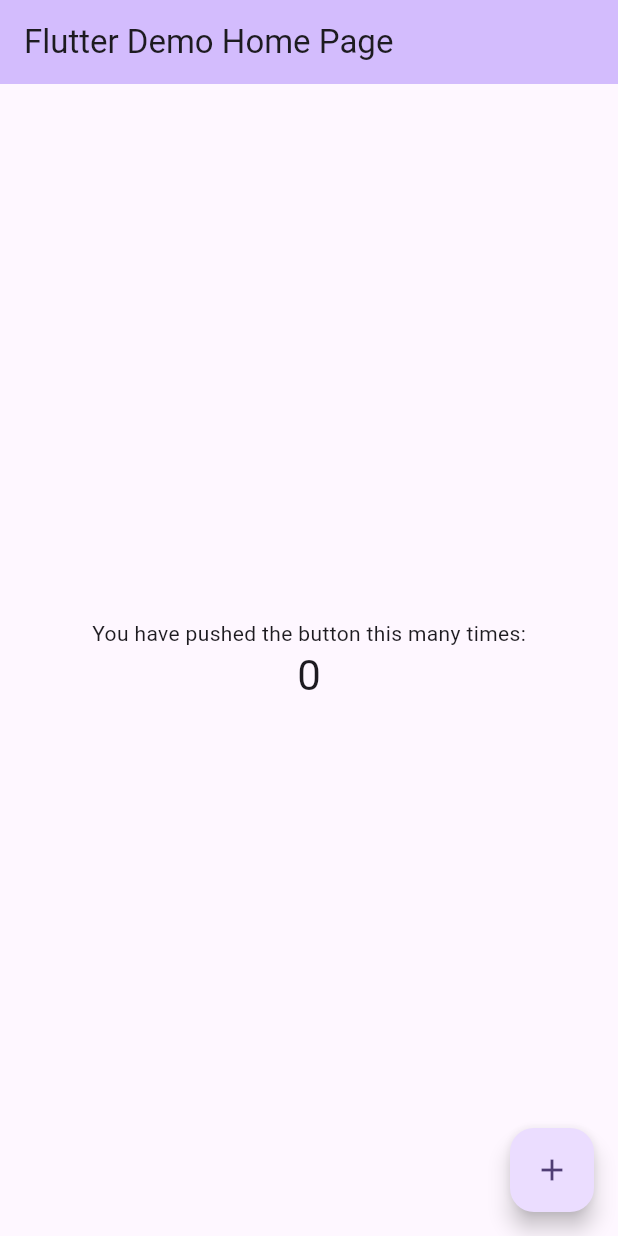
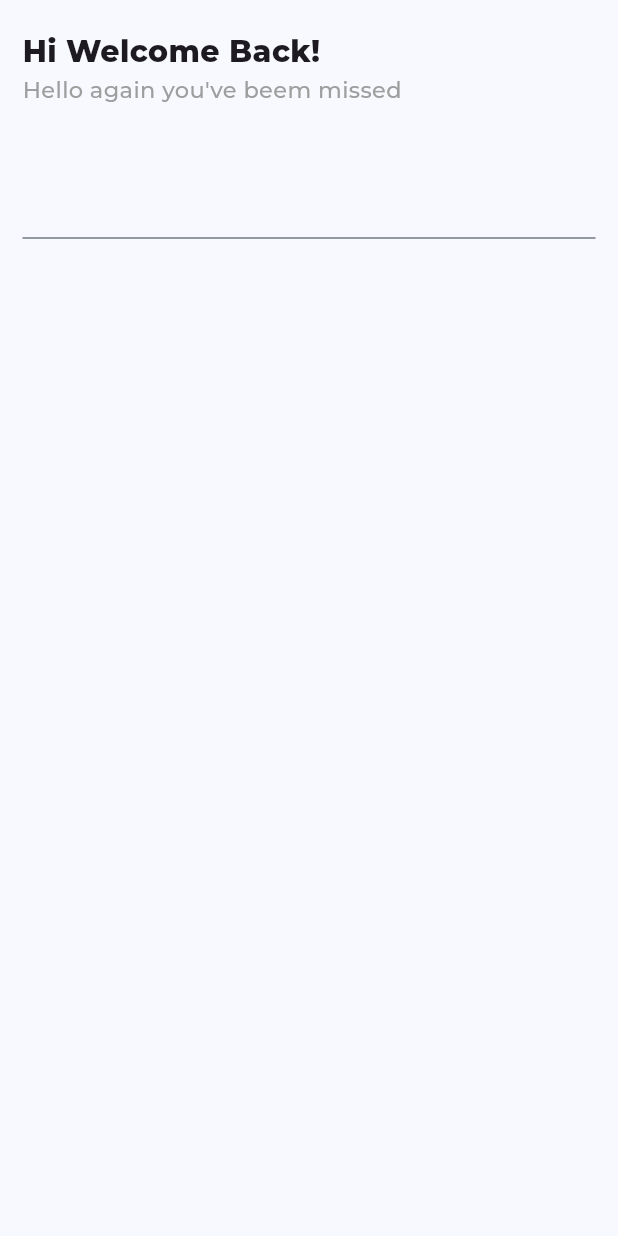
Before and after one commit to kartikpachori/Chat_App, a Flutter app: the screen it shows after launch, on a phone screen of 412 x 824 dp. Run offline on Flutter 3.47's test engine with Material 3 defaults, Android fonts, the phone set to English and light mode, and no system bars; our stand-ins replace firebase_analytics, firebase_core, google_fonts; accounts and stored records are empty.

Commit message:
loginpage

```diff
--- /dev/null
+++ b/lib/Widgets/custom_form_field.dart
@@ -0,0 +1,10 @@
+import 'package:flutter/material.dart';
+
+class CustomFormField extends StatelessWidget {
+  const CustomFormField({super.key});
+
+  @override
+  Widget build(BuildContext context) {
+    return TextFormField();
+  }
+}
--- a/lib/main.dart
+++ b/lib/main.dart
@@ -1,7 +1,17 @@
+import 'package:chatapp/pages/login_page.dart';
+import 'package:chatapp/utils.dart';
+import 'package:firebase_analytics/firebase_analytics.dart';
 import 'package:flutter/material.dart';
+import 'package:google_fonts/google_fonts.dart';
 
-void main() {
+void main() async {
+  await setup();
   runApp(const MyApp());
+}
+
+Future<void> setup() async {
+  WidgetsFlutterBinding.ensureInitialized();
+  await setupFirebase();
 }
 
 class MyApp extends StatelessWidget {
@@ -9,56 +19,14 @@ class MyApp extends StatelessWidget {
   @override
   Widget build(BuildContext context) {
     return MaterialApp(
-      title: 'Flutter Demo',
+      debugShowCheckedModeBanner: false,
+      title: 'Chat App',
       theme: ThemeData(
-        colorScheme: ColorScheme.fromSeed(seedColor: Colors.deepPurple),
+        colorScheme: ColorScheme.fromSeed(seedColor: Colors.blue),
         useMaterial3: true,
+        textTheme: GoogleFonts.montserratTextTheme(),
       ),
-      home: const MyHomePage(title: 'Flutter Demo Home Page'),
+      home: LoginPage(),
     );
   }
 }
-
-class MyHomePage extends StatefulWidget {
-  const MyHomePage({super.key, required this.title});
-  final String title;
-  @override
-  State<MyHomePage> createState() => _MyHomePageState();
-}
-
-class _MyHomePageState extends State<MyHomePage> {
-  int _counter = 0;
-
-  void _incrementCounter() {
-    setState(() {});
-  }
-
-  @override
-  Widget build(BuildContext context) {
-    return Scaffold(
-      appBar: AppBar(
-        backgroundColor: Theme.of(context).colorScheme.inversePrimary,
-        title: Text(widget.title),
-      ),
-      body: Center(
-        child: Column(
-          mainAxisAlignment: MainAxisAlignment.center,
-          children: <Widget>[
-            const Text(
-              'You have pushed the button this many times:',
-            ),
-            Text(
-              '$_counter',
-              style: Theme.of(context).textTheme.headlineMedium,
-            ),
-          ],
-        ),
-      ),
-      floatingActionButton: FloatingActionButton(
-        onPressed: _incrementCounter,
-        tooltip: 'Increment',
-        child: const Icon(Icons.add),
-      ),
-    );
-  }
-}
--- /dev/null
+++ b/lib/pages/login_page.dart
@@ -0,0 +1,79 @@
+import 'package:chatapp/Widgets/custom_form_field.dart';
+import 'package:flutter/material.dart';
+import 'package:flutter/widgets.dart';
+
+class LoginPage extends StatefulWidget {
+  const LoginPage({super.key});
+
+  @override
+  State<LoginPage> createState() => _LoginPageState();
+}
+
+class _LoginPageState extends State<LoginPage> {
+  @override
+  Widget build(BuildContext context) {
+    return Scaffold(
+      resizeToAvoidBottomInset: false,
+      body: _buildUI(),
+    );
+  }
+
+  Widget _buildUI() {
+    Widget _headerText() {
+      return SizedBox(
+        width: MediaQuery.sizeOf(context).width,
+        child: const Column(
+          mainAxisSize: MainAxisSize.max,
+          mainAxisAlignment: MainAxisAlignment.start,
+          crossAxisAlignment: CrossAxisAlignment.start,
+          children: [
+            Text(
+              "Hi Welcome Back!",
+              style: TextStyle(
+                fontSize: 20,
+                fontWeight: FontWeight.w800,
+              ),
+            ),
+            Text(
+              "Hello again you've beem missed",
+              style: TextStyle(
+                fontSize: 15,
+                fontWeight: FontWeight.w500,
+                color: Colors.grey,
+              ),
+            ),
+          ],
+        ),
+      );
+    }
+
+    Widget _loginForm() {
+      return Container(
+        height: MediaQuery.sizeOf(context).height * 0.40,
+        margin: EdgeInsets.symmetric(
+          vertical: MediaQuery.sizeOf(context).height * 0.05,
+        ),
+        child: Form(
+          child: Column(
+            children: [CustomFormField()],
+          ),
+        ),
+      );
+    }
+
+    return SafeArea(
+      child: Padding(
+        padding: const EdgeInsets.symmetric(
+          horizontal: 15.0,
+          vertical: 20.0,
+        ),
+        child: Column(
+          children: [
+            _headerText(),
+            _loginForm(),
+          ],
+        ),
+      ),
+    );
+  }
+}
```
Also changed, not shown: lib/utils.dart (added, +8 -0 lines), pubspec.yaml (+11 -0 lines), firebase.json (added), lib/firebase_options.dart (added), pubspec.lock, 8 other files.
